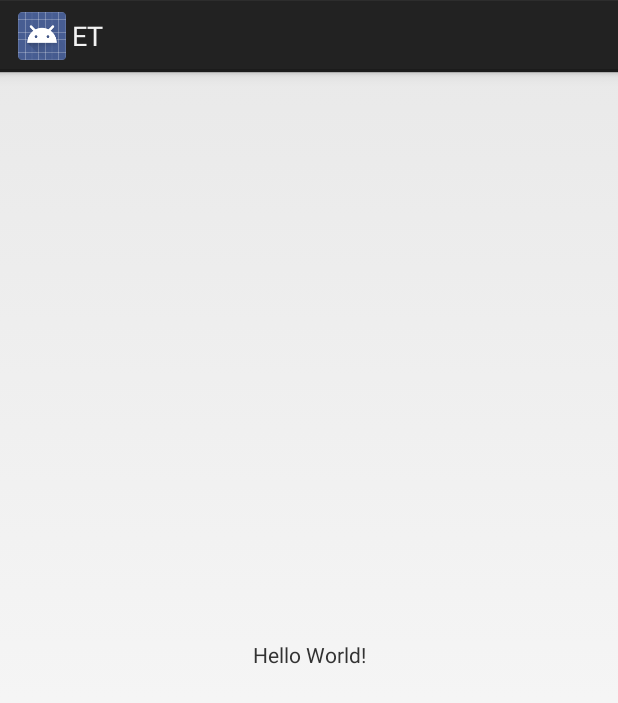
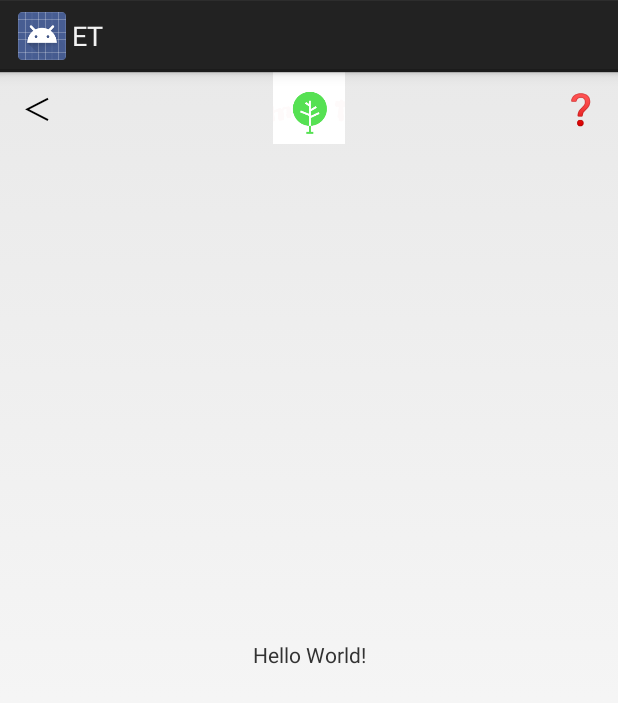
Before and after one commit to basketSAMA/ET, an Android app: the screen it shows after launch (MainActivity), on a phone screen of 412 x 824 dp. Shown: the top 703 px of the screen. Run offline under Robolectric (Android 15) with nearby library versions, the phone set to English and light mode, and no system bars.

Commit message:
新增标题栏

```diff
--- a/app/src/main/res/layout/activity_main.xml
+++ b/app/src/main/res/layout/activity_main.xml
@@ -5,6 +5,8 @@
     android:layout_width="match_parent"
     android:layout_height="match_parent"
     tools:context=".MainActivity">
+
+    <include layout="@layout/title" />
 
     <TextView
         android:layout_width="wrap_content"
--- /dev/null
+++ b/app/src/main/res/layout/title.xml
@@ -0,0 +1,59 @@
+<?xml version="1.0" encoding="utf-8"?>
+
+<LinearLayout xmlns:android="http://schemas.android.com/apk/res/android"
+
+    android:layout_width="match_parent"
+
+    android:layout_height="wrap_content">
+
+
+
+    <Button
+
+        android:id="@+id/title_back"
+
+        android:layout_width="50dp"
+
+        android:layout_height="wrap_content"
+
+        android:text="＜"
+
+        android:background="@color/colorTransparent"
+
+        android:textSize="20dp" />
+
+
+
+    <ImageView
+
+        android:id="@+id/title_LTKA"
+
+        android:layout_width="0dp"
+
+        android:layout_height="match_parent"
+
+        android:src="@drawable/title_et"
+
+        android:layout_gravity="center"
+
+        android:layout_weight="1"
+
+        android:gravity="center" />
+
+    <Button
+
+        android:id="@+id/title_question"
+
+        android:layout_width="50dp"
+
+        android:layout_height="wrap_content"
+
+        android:text="❓"
+
+        android:background="@color/colorTransparent"
+
+        android:textSize="20dp" />
+
+
+
+</LinearLayout>
--- a/app/src/main/res/values/colors.xml
+++ b/app/src/main/res/values/colors.xml
@@ -3,4 +3,10 @@
     <color name="colorPrimary">#008577</color>
     <color name="colorPrimaryDark">#00574B</color>
     <color name="colorAccent">#D81B60</color>
+
+    <color name="colorWhite">#FFFFFF</color>
+
+    <color name="colorTransparent">#00000000</color>
+
+    <color name="colorBlack">#000000</color>
 </resources>
```
Also changed, not shown: app/src/main/res/drawable/title_et.png (added).
